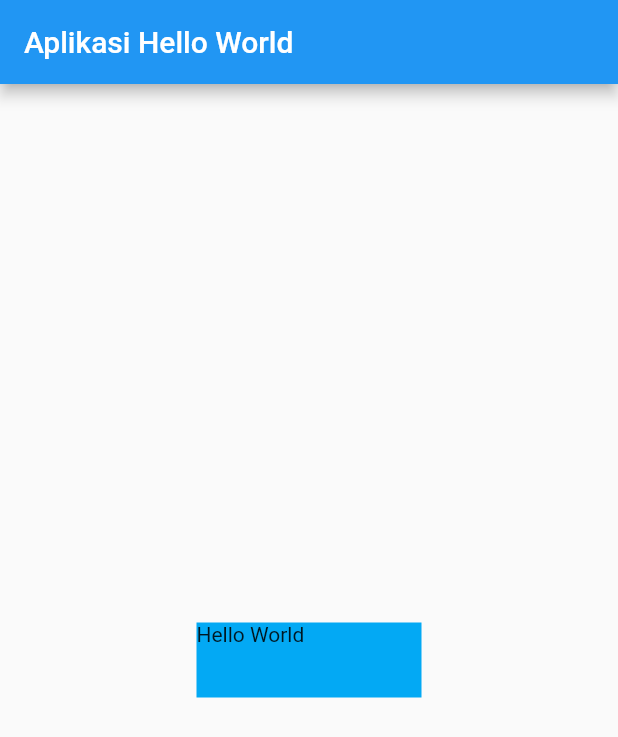
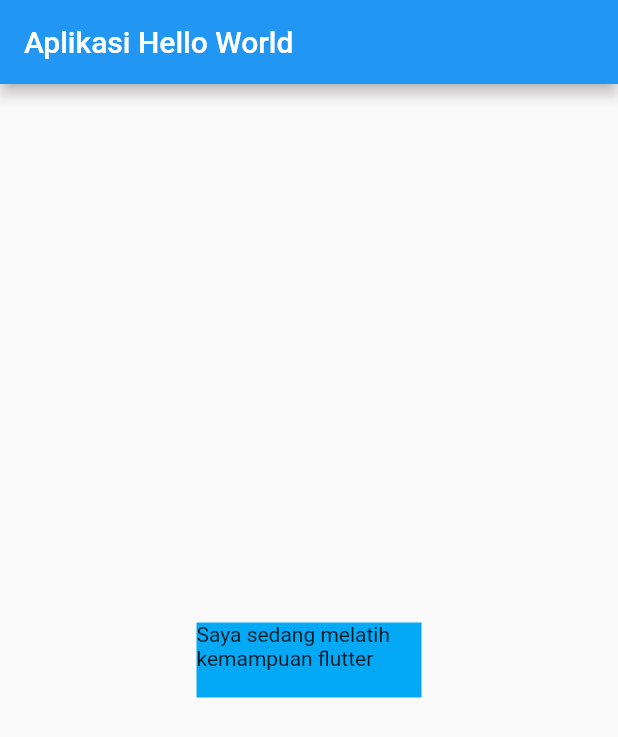
Before and after one commit to feyto81/belajar-flutter, a Flutter app: the screen it shows after launch, on a phone screen of 412 x 824 dp. Shown: the top 737 px of the screen. Run offline on Flutter 3.47's test engine with Material 2 defaults, Android fonts, the phone set to English and light mode, and no system bars.

Commit message:
adding maximal lines in widget text

```diff
--- a/lib/main.dart
+++ b/lib/main.dart
@@ -21,7 +21,10 @@ class MyApp extends StatelessWidget {
                 color: Colors.lightBlue,
                 width: 150,
                 height: 50,
-                child: Text("Hello World"))),
+                child: Text(
+                  "Saya sedang melatih kemampuan flutter saya.",
+                  maxLines: 2,
+                ))),
       ),
     );
   }
```
